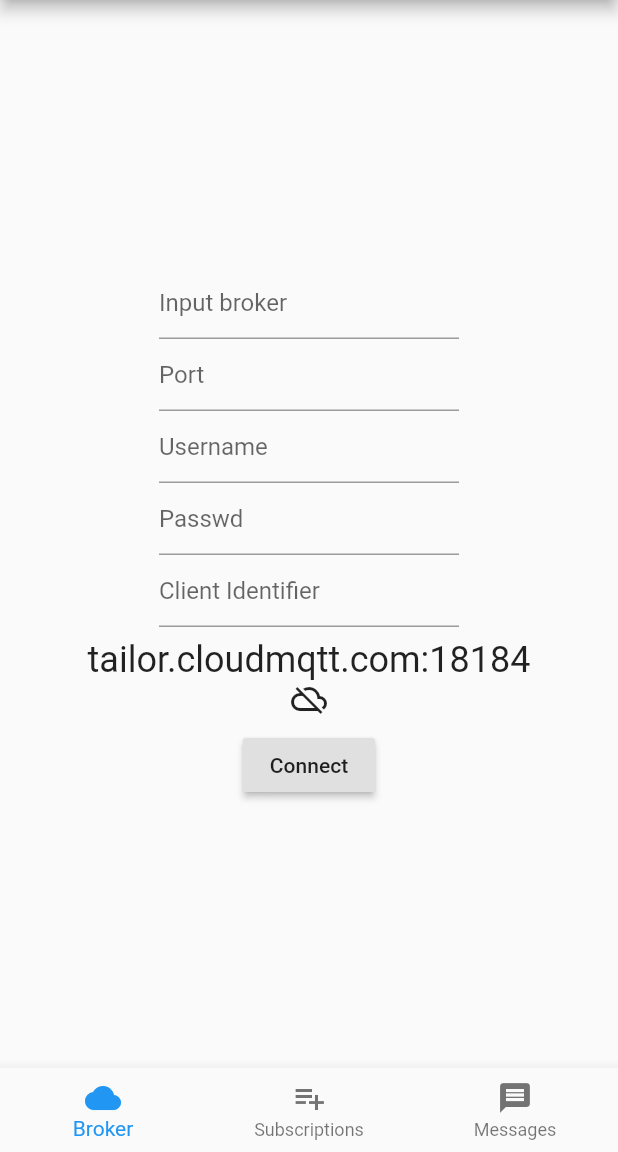
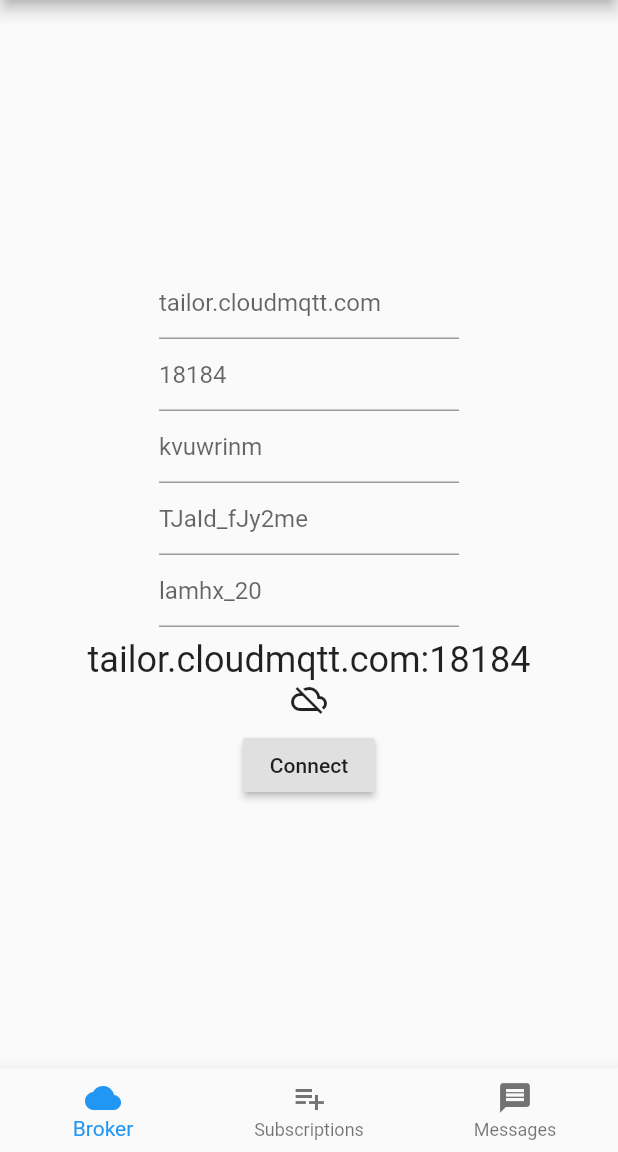
Before and after one commit to jlia0/IoT-Manager, a Flutter app: the screen it shows after launch, on a phone screen of 412 x 824 dp, the part 84-1236 px from its top. Run offline on Flutter 3.47's test engine with Material 2 defaults, Android fonts, the phone set to English and light mode, and no system bars; missing offline and left inert: lamp, mqtt_client.

Commit message:
Update main.dart

```diff
--- a/iot_manager/lib/main.dart
+++ b/iot_manager/lib/main.dart
@@ -62,7 +62,7 @@ class _MyHomePageState extends State<MyHomePage> {
   int port                = 18184;
   String username         = 'kvuwrinm';
   String passwd           = 'TJaId_fJy2me';
-  String clientIdentifier;
+  String clientIdentifier = 'lamhx_' + new Random().nextInt(100).toString();
 
   mqtt.MqttClient client;
   mqtt.MqttConnectionState connectionState;
@@ -186,7 +186,7 @@ class _MyHomePageState extends State<MyHomePage> {
               width: 200.0,
               child: TextField(
                 controller: brokerController,
-                decoration: InputDecoration(hintText: 'Input broker'),
+                decoration: InputDecoration(hintText: broker),
 
               ),
             ),
@@ -194,28 +194,28 @@ class _MyHomePageState extends State<MyHomePage> {
               width: 200.0,
               child: TextField(
                 controller: portController,
-                decoration: InputDecoration(hintText: 'Port'),
+                decoration: InputDecoration(hintText: port.toString()),
               ),
             ),
             SizedBox( //Username
               width: 200.0,
               child: TextField(
                 controller: usernameController,
-                decoration: InputDecoration(hintText: 'Username'),
+                decoration: InputDecoration(hintText: username),
               ),
             ),
             SizedBox( //Passwd
               width: 200.0,
               child: TextField(
                 controller: passwdController,
-                decoration: InputDecoration(hintText: 'Passwd'),
+                decoration: InputDecoration(hintText: passwd),
               ),
             ),
             SizedBox( //Passwd
               width: 200.0,
               child: TextField(
                 controller: identifierController,
-                decoration: InputDecoration(hintText: 'Client Identifier'),
+                decoration: InputDecoration(hintText: clientIdentifier),
               ),
             ),
             SizedBox(height: 8.0),
```
